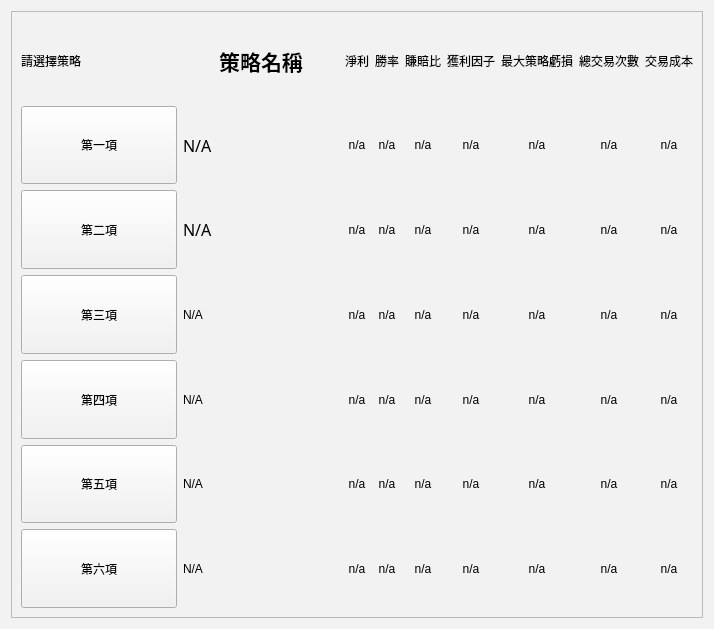
First picture: the form in Read_txt_UI.ui, repository allen93075/Winner, before the edit.
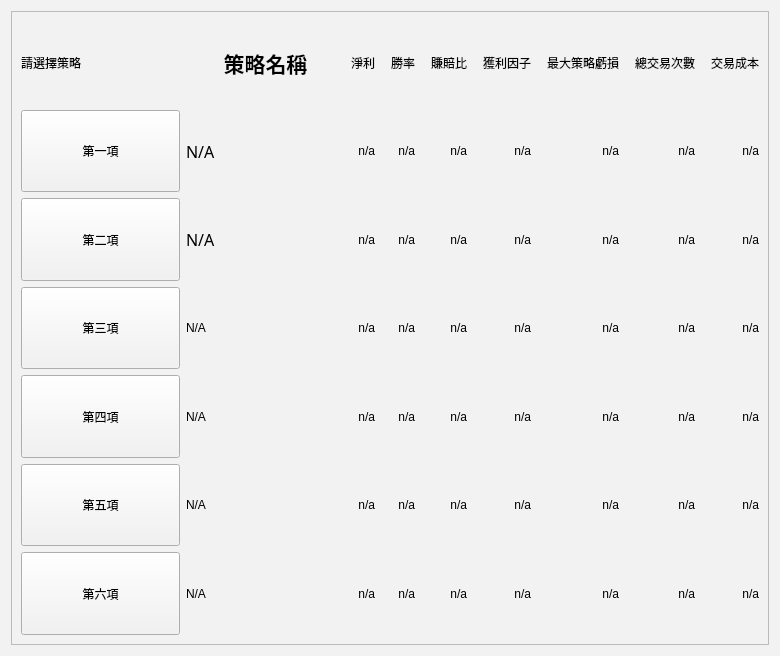
Second picture: the form after the edit.

Patch:
```diff
--- a/Read_txt_UI.ui
+++ b/Read_txt_UI.ui
@@ -6,8 +6,8 @@
    <rect>
     <x>0</x>
     <y>0</y>
-    <width>714</width>
-    <height>629</height>
+    <width>780</width>
+    <height>656</height>
    </rect>
   </property>
   <property name="sizePolicy">
@@ -257,7 +257,7 @@
                <string>淨利</string>
               </property>
               <property name="alignment">
-               <set>Qt::AlignCenter</set>
+               <set>Qt::AlignRight|Qt::AlignTrailing|Qt::AlignVCenter</set>
               </property>
              </widget>
             </item>
@@ -267,7 +267,7 @@
                <string>n/a</string>
               </property>
               <property name="alignment">
-               <set>Qt::AlignCenter</set>
+               <set>Qt::AlignRight|Qt::AlignTrailing|Qt::AlignVCenter</set>
               </property>
              </widget>
             </item>
@@ -277,7 +277,7 @@
                <string>n/a</string>
               </property>
               <property name="alignment">
-               <set>Qt::AlignCenter</set>
+               <set>Qt::AlignRight|Qt::AlignTrailing|Qt::AlignVCenter</set>
               </property>
              </widget>
             </item>
@@ -287,7 +287,7 @@
                <string>n/a</string>
               </property>
               <property name="alignment">
-               <set>Qt::AlignCenter</set>
+               <set>Qt::AlignRight|Qt::AlignTrailing|Qt::AlignVCenter</set>
               </property>
              </widget>
             </item>
@@ -297,7 +297,7 @@
                <string>n/a</string>
               </property>
               <property name="alignment">
-               <set>Qt::AlignCenter</set>
+               <set>Qt::AlignRight|Qt::AlignTrailing|Qt::AlignVCenter</set>
               </property>
              </widget>
             </item>
@@ -307,7 +307,7 @@
                <string>n/a</string>
               </property>
               <property name="alignment">
-               <set>Qt::AlignCenter</set>
+               <set>Qt::AlignRight|Qt::AlignTrailing|Qt::AlignVCenter</set>
               </property>
              </widget>
             </item>
@@ -317,12 +317,28 @@
                <string>n/a</string>
               </property>
               <property name="alignment">
-               <set>Qt::AlignCenter</set>
+               <set>Qt::AlignRight|Qt::AlignTrailing|Qt::AlignVCenter</set>
               </property>
              </widget>
             </item>
            </layout>
           </item>
+          <item>
+           <spacer name="horizontalSpacer">
+            <property name="orientation">
+             <enum>Qt::Horizontal</enum>
+            </property>
+            <property name="sizeType">
+             <enum>QSizePolicy::Fixed</enum>
+            </property>
+            <property name="sizeHint" stdset="0">
+             <size>
+              <width>10</width>
+              <height>20</height>
+             </size>
+            </property>
+           </spacer>
+          </item>
           <item>
            <layout class="QVBoxLayout" name="verticalLayout_4">
             <item>
@@ -331,7 +347,7 @@
                <string>勝率</string>
               </property>
               <property name="alignment">
-               <set>Qt::AlignCenter</set>
+               <set>Qt::AlignRight|Qt::AlignTrailing|Qt::AlignVCenter</set>
               </property>
              </widget>
             </item>
@@ -341,7 +357,7 @@
                <string>n/a</string>
               </property>
               <property name="alignment">
-               <set>Qt::AlignCenter</set>
+               <set>Qt::AlignRight|Qt::AlignTrailing|Qt::AlignVCenter</set>
               </property>
              </widget>
             </item>
@@ -351,7 +367,7 @@
                <string>n/a</string>
               </property>
               <property name="alignment">
-               <set>Qt::AlignCenter</set>
+               <set>Qt::AlignRight|Qt::AlignTrailing|Qt::AlignVCenter</set>
               </property>
              </widget>
             </item>
@@ -361,7 +377,7 @@
                <string>n/a</string>
               </property>
               <property name="alignment">
-               <set>Qt::AlignCenter</set>
+               <set>Qt::AlignRight|Qt::AlignTrailing|Qt::AlignVCenter</set>
               </property>
              </widget>
             </item>
@@ -371,7 +387,7 @@
                <string>n/a</string>
               </property>
               <property name="alignment">
-               <set>Qt::AlignCenter</set>
+               <set>Qt::AlignRight|Qt::AlignTrailing|Qt::AlignVCenter</set>
               </property>
              </widget>
             </item>
@@ -381,7 +397,7 @@
                <string>n/a</string>
               </property>
               <property name="alignment">
-               <set>Qt::AlignCenter</set>
+               <set>Qt::AlignRight|Qt::AlignTrailing|Qt::AlignVCenter</set>
               </property>
              </widget>
             </item>
@@ -391,12 +407,28 @@
                <string>n/a</string>
               </property>
               <property name="alignment">
-               <set>Qt::AlignCenter</set>
+               <set>Qt::AlignRight|Qt::AlignTrailing|Qt::AlignVCenter</set>
               </property>
              </widget>
             </item>
            </layout>
           </item>
+          <item>
+           <spacer name="horizontalSpacer_2">
+            <property name="orientation">
+             <enum>Qt::Horizontal</enum>
+            </property>
+            <property name="sizeType">
+             <enum>QSizePolicy::Fixed</enum>
+            </property>
+            <property name="sizeHint" stdset="0">
+             <size>
+              <width>10</width>
+              <height>20</height>
+             </size>
+            </property>
+           </spacer>
+          </item>
           <item>
            <layout class="QVBoxLayout" name="verticalLayout_5">
             <item>
@@ -405,7 +437,7 @@
                <string>賺賠比</string>
               </property>
               <property name="alignment">
-               <set>Qt::AlignCenter</set>
+               <set>Qt::AlignRight|Qt::AlignTrailing|Qt::AlignVCenter</set>
               </property>
              </widget>
             </item>
@@ -415,7 +447,7 @@
                <string>n/a</string>
               </property>
               <property name="alignment">
-               <set>Qt::AlignCenter</set>
+               <set>Qt::AlignRight|Qt::AlignTrailing|Qt::AlignVCenter</set>
               </property>
              </widget>
             </item>
@@ -425,7 +457,7 @@
                <string>n/a</string>
               </property>
               <property name="alignment">
-               <set>Qt::AlignCenter</set>
+               <set>Qt::AlignRight|Qt::AlignTrailing|Qt::AlignVCenter</set>
               </property>
              </widget>
             </item>
@@ -435,7 +467,7 @@
                <string>n/a</string>
               </property>
               <property name="alignment">
-               <set>Qt::AlignCenter</set>
+               <set>Qt::AlignRight|Qt::AlignTrailing|Qt::AlignVCenter</set>
               </property>
              </widget>
             </item>
@@ -445,7 +477,7 @@
                <string>n/a</string>
               </property>
               <property name="alignment">
-               <set>Qt::AlignCenter</set>
+               <set>Qt::AlignRight|Qt::AlignTrailing|Qt::AlignVCenter</set>
               </property>
              </widget>
             </item>
@@ -455,7 +487,7 @@
                <string>n/a</string>
               </property>
               <property name="alignment">
-               <set>Qt::AlignCenter</set>
+               <set>Qt::AlignRight|Qt::AlignTrailing|Qt::AlignVCenter</set>
               </property>
              </widget>
             </item>
@@ -465,12 +497,28 @@
                <string>n/a</string>
               </property>
               <property name="alignment">
-               <set>Qt::AlignCenter</set>
+               <set>Qt::AlignRight|Qt::AlignTrailing|Qt::AlignVCenter</set>
               </property>
              </widget>
             </item>
            </layout>
           </item>
+          <item>
+           <spacer name="horizontalSpacer_3">
+            <property name="orientation">
+             <enum>Qt::Horizontal</enum>
+            </property>
+            <property name="sizeType">
+             <enum>QSizePolicy::Fixed</enum>
+            </property>
+            <property name="sizeHint" stdset="0">
+             <size>
+              <width>10</width>
+              <height>20</height>
+             </size>
+            </property>
+           </spacer>
+          </item>
           <item>
            <layout class="QVBoxLayout" name="verticalLayout_6">
             <item>
@@ -479,7 +527,7 @@
                <string>獲利因子</string>
               </property>
               <property name="alignment">
-               <set>Qt::AlignCenter</set>
+               <set>Qt::AlignRight|Qt::AlignTrailing|Qt::AlignVCenter</set>
               </property>
              </widget>
             </item>
@@ -489,7 +537,7 @@
                <string>n/a</string>
               </property>
               <property name="alignment">
-               <set>Qt::AlignCenter</set>
+               <set>Qt::AlignRight|Qt::AlignTrailing|Qt::AlignVCenter</set>
               </property>
              </widget>
             </item>
@@ -499,7 +547,7 @@
                <string>n/a</string>
               </property>
               <property name="alignment">
-               <set>Qt::AlignCenter</set>
+               <set>Qt::AlignRight|Qt::AlignTrailing|Qt::AlignVCenter</set>
               </property>
              </widget>
             </item>
@@ -509,7 +557,7 @@
                <string>n/a</string>
               </property>
               <property name="alignment">
-               <set>Qt::AlignCenter</set>
+               <set>Qt::AlignRight|Qt::AlignTrailing|Qt::AlignVCenter</set>
               </property>
              </widget>
             </item>
@@ -519,7 +567,7 @@
                <string>n/a</string>
               </property>
               <property name="alignment">
-               <set>Qt::AlignCenter</set>
+               <set>Qt::AlignRight|Qt::AlignTrailing|Qt::AlignVCenter</set>
               </property>
              </widget>
             </item>
@@ -529,7 +577,7 @@
                <string>n/a</string>
               </property>
               <property name="alignment">
-               <set>Qt::AlignCenter</set>
+               <set>Qt::AlignRight|Qt::AlignTrailing|Qt::AlignVCenter</set>
               </property>
              </widget>
             </item>
@@ -539,12 +587,28 @@
                <string>n/a</string>
               </property>
               <property name="alignment">
-               <set>Qt::AlignCenter</set>
+               <set>Qt::AlignRight|Qt::AlignTrailing|Qt::AlignVCenter</set>
               </property>
              </widget>
             </item>
            </layout>
           </item>
+          <item>
+           <spacer name="horizontalSpacer_4">
+            <property name="orientation">
+             <enum>Qt::Horizontal</enum>
+            </property>
+            <property name="sizeType">
+             <enum>QSizePolicy::Fixed</enum>
+            </property>
+            <property name="sizeHint" stdset="0">
+             <size>
+              <width>10</width>
+              <height>20</height>
+             </size>
+            </property>
+           </spacer>
+          </item>
           <item>
            <layout class="QVBoxLayout" name="verticalLayout_7">
             <item>
@@ -553,7 +617,7 @@
                <string>最大策略虧損</string>
               </property>
               <property name="alignment">
-               <set>Qt::AlignCenter</set>
+               <set>Qt::AlignRight|Qt::AlignTrailing|Qt::AlignVCenter</set>
               </property>
              </widget>
             </item>
@@ -563,7 +627,7 @@
                <string>n/a</string>
               </property>
               <property name="alignment">
-               <set>Qt::AlignCenter</set>
+               <set>Qt::AlignRight|Qt::AlignTrailing|Qt::AlignVCenter</set>
               </property>
              </widget>
             </item>
@@ -573,7 +637,7 @@
                <string>n/a</string>
               </property>
               <property name="alignment">
-               <set>Qt::AlignCenter</set>
+               <set>Qt::AlignRight|Qt::AlignTrailing|Qt::AlignVCenter</set>
               </property>
              </widget>
             </item>
@@ -583,7 +647,7 @@
                <string>n/a</string>
               </property>
               <property name="alignment">
-               <set>Qt::AlignCenter</set>
+               <set>Qt::AlignRight|Qt::AlignTrailing|Qt::AlignVCenter</set>
               </property>
              </widget>
             </item>
@@ -593,7 +657,7 @@
                <string>n/a</string>
               </property>
               <property name="alignment">
-               <set>Qt::AlignCenter</set>
+               <set>Qt::AlignRight|Qt::AlignTrailing|Qt::AlignVCenter</set>
               </property>
              </widget>
             </item>
@@ -603,7 +667,7 @@
                <string>n/a</string>
               </property>
               <property name="alignment">
-               <set>Qt::AlignCenter</set>
+               <set>Qt::AlignRight|Qt::AlignTrailing|Qt::AlignVCenter</set>
               </property>
              </widget>
             </item>
@@ -613,12 +677,28 @@
                <string>n/a</string>
               </property>
               <property name="alignment">
-               <set>Qt::AlignCenter</set>
+               <set>Qt::AlignRight|Qt::AlignTrailing|Qt::AlignVCenter</set>
               </property>
              </widget>
             </item>
            </layout>
           </item>
+          <item>
+           <spacer name="horizontalSpacer_5">
+            <property name="orientation">
+             <enum>Qt::Horizontal</enum>
+            </property>
+            <property name="sizeType">
+             <enum>QSizePolicy::Fixed</enum>
+            </property>
+            <property name="sizeHint" stdset="0">
+             <size>
+              <width>10</width>
+              <height>20</height>
+             </size>
+            </property>
+           </spacer>
+          </item>
           <item>
            <layout class="QVBoxLayout" name="verticalLayout_8">
             <item>
@@ -627,7 +707,7 @@
                <string>總交易次數</string>
               </property>
               <property name="alignment">
-               <set>Qt::AlignCenter</set>
+               <set>Qt::AlignRight|Qt::AlignTrailing|Qt::AlignVCenter</set>
               </property>
              </widget>
             </item>
@@ -637,7 +717,7 @@
                <string>n/a</string>
               </property>
               <property name="alignment">
-               <set>Qt::AlignCenter</set>
+               <set>Qt::AlignRight|Qt::AlignTrailing|Qt::AlignVCenter</set>
               </property>
              </widget>
             </item>
@@ -647,7 +727,7 @@
                <string>n/a</string>
               </property>
               <property name="alignment">
-               <set>Qt::AlignCenter</set>
+               <set>Qt::AlignRight|Qt::AlignTrailing|Qt::AlignVCenter</set>
               </property>
              </widget>
             </item>
@@ -657,7 +737,7 @@
                <string>n/a</string>
               </property>
               <property name="alignment">
-               <set>Qt::AlignCenter</set>
+               <set>Qt::AlignRight|Qt::AlignTrailing|Qt::AlignVCenter</set>
               </property>
              </widget>
             </item>
@@ -667,7 +747,7 @@
                <string>n/a</string>
               </property>
               <property name="alignment">
-               <set>Qt::AlignCenter</set>
+               <set>Qt::AlignRight|Qt::AlignTrailing|Qt::AlignVCenter</set>
               </property>
              </widget>
             </item>
@@ -677,7 +757,7 @@
                <string>n/a</string>
               </property>
               <property name="alignment">
-               <set>Qt::AlignCenter</set>
+               <set>Qt::AlignRight|Qt::AlignTrailing|Qt::AlignVCenter</set>
               </property>
              </widget>
             </item>
@@ -687,12 +767,28 @@
                <string>n/a</string>
               </property>
               <property name="alignment">
-               <set>Qt::AlignCenter</set>
+               <set>Qt::AlignRight|Qt::AlignTrailing|Qt::AlignVCenter</set>
               </property>
              </widget>
             </item>
            </layout>
           </item>
+          <item>
+           <spacer name="horizontalSpacer_6">
+            <property name="orientation">
+             <enum>Qt::Horizontal</enum>
+            </property>
+            <property name="sizeType">
+             <enum>QSizePolicy::Fixed</enum>
+            </property>
+            <property name="sizeHint" stdset="0">
+             <size>
+              <width>10</width>
+              <height>20</height>
+             </size>
+            </property>
+           </spacer>
+          </item>
           <item>
            <layout class="QVBoxLayout" name="verticalLayout_9">
             <item>
@@ -701,7 +797,7 @@
                <string>交易成本</string>
               </property>
               <property name="alignment">
-               <set>Qt::AlignCenter</set>
+               <set>Qt::AlignRight|Qt::AlignTrailing|Qt::AlignVCenter</set>
               </property>
              </widget>
             </item>
@@ -711,7 +807,7 @@
                <string>n/a</string>
               </property>
               <property name="alignment">
-               <set>Qt::AlignCenter</set>
+               <set>Qt::AlignRight|Qt::AlignTrailing|Qt::AlignVCenter</set>
               </property>
              </widget>
             </item>
@@ -721,7 +817,7 @@
                <string>n/a</string>
               </property>
               <property name="alignment">
-               <set>Qt::AlignCenter</set>
+               <set>Qt::AlignRight|Qt::AlignTrailing|Qt::AlignVCenter</set>
               </property>
              </widget>
             </item>
@@ -731,7 +827,7 @@
                <string>n/a</string>
               </property>
               <property name="alignment">
-               <set>Qt::AlignCenter</set>
+               <set>Qt::AlignRight|Qt::AlignTrailing|Qt::AlignVCenter</set>
               </property>
              </widget>
             </item>
@@ -741,7 +837,7 @@
                <string>n/a</string>
               </property>
               <property name="alignment">
-               <set>Qt::AlignCenter</set>
+               <set>Qt::AlignRight|Qt::AlignTrailing|Qt::AlignVCenter</set>
               </property>
              </widget>
             </item>
@@ -751,7 +847,7 @@
                <string>n/a</string>
               </property>
               <property name="alignment">
-               <set>Qt::AlignCenter</set>
+               <set>Qt::AlignRight|Qt::AlignTrailing|Qt::AlignVCenter</set>
               </property>
              </widget>
             </item>
@@ -761,7 +857,7 @@
                <string>n/a</string>
               </property>
               <property name="alignment">
-               <set>Qt::AlignCenter</set>
+               <set>Qt::AlignRight|Qt::AlignTrailing|Qt::AlignVCenter</set>
               </property>
              </widget>
             </item>
```
